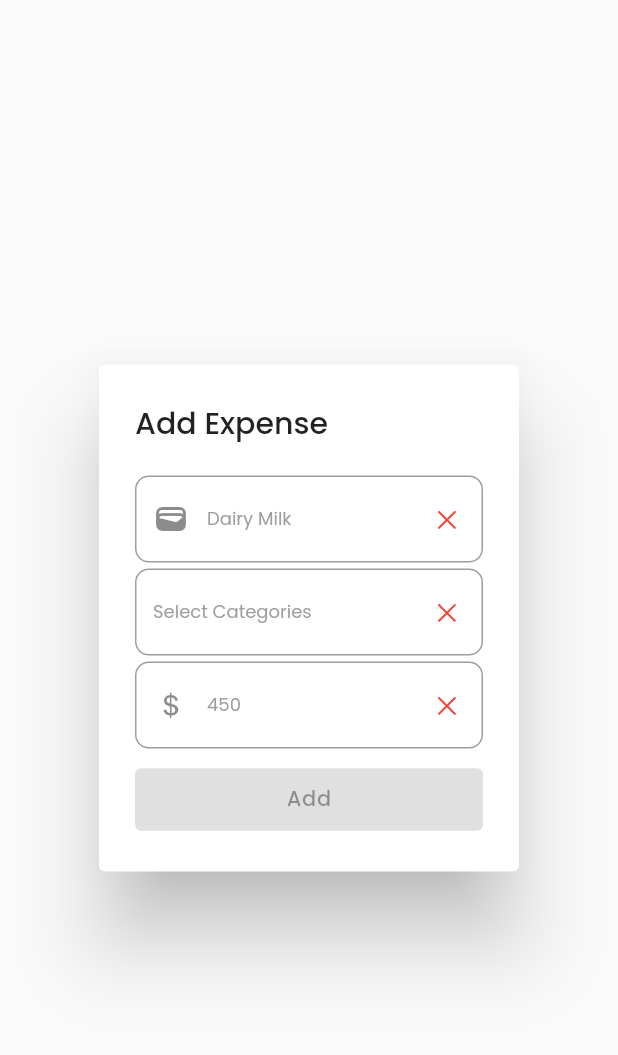
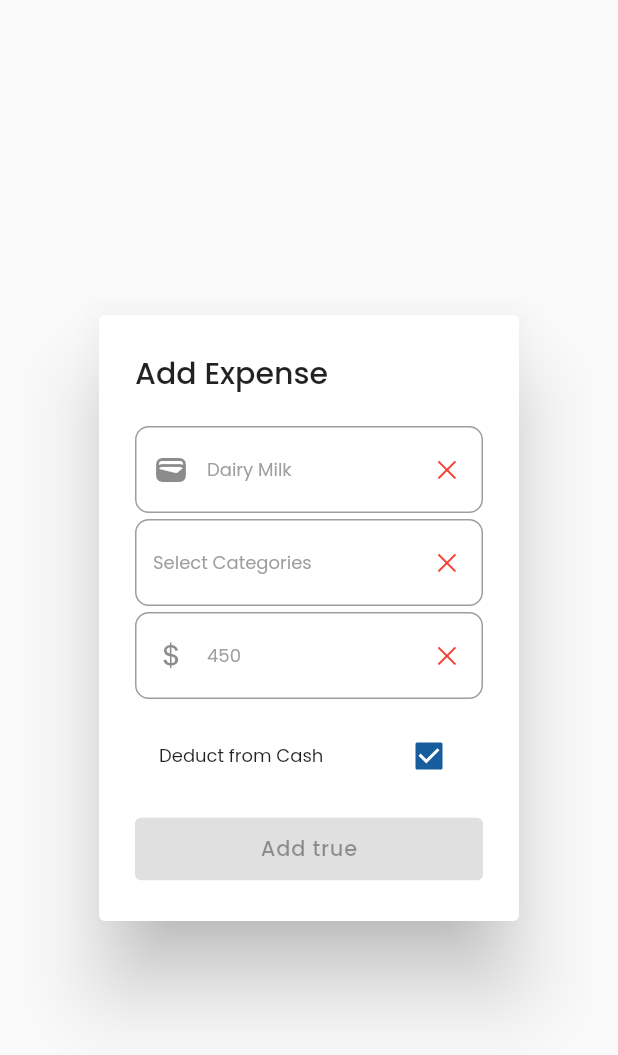
Before and after one commit to NabinGrz/ExpenseTracker, a Flutter app: the AddExpenseDialog widget shown alone on an empty page, opened directly, on a phone screen of 412 x 824 dp. Shown: the top 1055 px of the screen. Run offline on Flutter 3.47's test engine with Material 2 defaults, Android fonts, the phone set to English and light mode, and no system bars; our stand-ins replace cloud_firestore, device_preview, firebase_auth, firebase_core, fl_chart, flutter_bloc and 7 more; accounts and stored records are empty.

Commit message:
Added deduction options

```diff
--- a/lib/features/add_expense/bloc/add_expense_bloc.dart
+++ b/lib/features/add_expense/bloc/add_expense_bloc.dart
@@ -13,6 +13,10 @@ class AddExpenseBloc extends Bloc<AddExpenseEventMain, AddExpenseState> {
         expenseNameController: event.expenseNameController,
         amountController: event.amountController,
         expenseCategoryController: event.expenseCategoryController)));
+    on<FromBankEvent>((event, emit) => emit(FromBankState()));
+    on<FromCashEvent>((event, emit) => emit(FromCashState()));
+
+    add(FromCashEvent());
   }
   final _expenseNameController = BehaviorSubject<String>();
   Stream<String> get expenseNameStream => _expenseNameController.stream;
@@ -46,10 +50,20 @@ class AddExpenseBloc extends Bloc<AddExpenseEventMain, AddExpenseState> {
           return null;
         }
       });
+
+  final deductFromBank = StreamController<bool>.broadcast();
+  Stream<bool> watchDeductFromBank() => deductFromBank.stream;
+
+  updateDeductFromBank(bool val) {
+    deductFromBank.add(val);
+  }
+
+  bool isBank = false;
   // final _widgetListController = StreamController<List<String>>.broadcast();
   //**NOTE these two are same thing */
   // final _expenseNameListController =
   //     BehaviorSubject<List<TextEditingController>>();
+
   // final List<TextEditingController> _expenseNameList = [];
   // Stream<List<TextEditingController>> get expenseNameListStream =>
   //     _expenseNameListController.stream;
--- a/lib/features/add_expense/bloc/add_expense_event.dart
+++ b/lib/features/add_expense/bloc/add_expense_event.dart
@@ -11,6 +11,14 @@ class AddExpenseWidgetEvent extends AddExpenseEventMain {
       {this.expenseNameController,
       this.amountController,
       this.expenseCategoryController});
+}
+
+class FromBankEvent extends AddExpenseEventMain {
+  FromBankEvent();
+}
+
+class FromCashEvent extends AddExpenseEventMain {
+  FromCashEvent();
 }
 
 // class AddExpensePasswordUpdateEvent extends AddExpenseEventMain {
--- a/lib/features/add_expense/bloc/add_expense_state.dart
+++ b/lib/features/add_expense/bloc/add_expense_state.dart
@@ -16,3 +16,11 @@ class AddExpenseWidgetState extends AddExpenseState {
       this.amountController,
       this.expenseCategoryController});
 }
+
+class FromBankState extends AddExpenseState {
+  FromBankState();
+}
+
+class FromCashState extends AddExpenseState {
+  FromCashState();
+}
--- a/lib/features/dashboard/widgets/add_expense_dialog.dart
+++ b/lib/features/dashboard/widgets/add_expense_dialog.dart
@@ -11,6 +11,7 @@ import 'package:flutter_bloc/flutter_bloc.dart';
 
 import '../../../core/utils/clear_focus.dart';
 import '../../add_expense/bloc/add_expense_bloc.dart';
+import '../../add_expense/bloc/add_expense_event.dart';
 import '../../add_expense/bloc/add_expense_state.dart';
 
 class AddExpenseDialog extends StatelessWidget {
@@ -119,6 +120,34 @@ class AddExpenseDialog extends StatelessWidget {
                   },
                 ),
                 sizedBox(height: 10),
+                StreamBuilder(
+                    stream: addExpenseBloc
+                        .read<AddExpenseBloc>()
+                        .watchDeductFromBank(),
+                    builder: (context, snapshot) {
+                      bool value = snapshot.data ?? true;
+                      return CheckboxListTile(
+                        title: Text(
+                            value ? "Deduct from Cash" : "Deduct from Bank"),
+                        value: value,
+                        onChanged: (val) {
+                          addExpenseBloc
+                              .read<AddExpenseBloc>()
+                              .updateDeductFromBank(val!);
+                          // addExpenseBloc.read<AddExpenseBloc>().isBank = !val;
+                          if (val) {
+                            addExpenseBloc
+                                .read<AddExpenseBloc>()
+                                .add(FromCashEvent());
+                          } else {
+                            addExpenseBloc
+                                .read<AddExpenseBloc>()
+                                .add(FromBankEvent());
+                          }
+                        },
+                      );
+                    }),
+                sizedBox(height: 10),
                 StreamBuilder<ExpenseDataModel?>(
                     stream: addExpenseBloc.read<AddExpenseBloc>().expenseData,
                     builder: (addExpenseBloc, snapshot) {
@@ -166,21 +195,34 @@ class AddExpenseDialog extends StatelessWidget {
                                             docID: "KND5OKuW1fntgtIOyEvT");
                                     var amount =
                                         data?.data() as Map<String, dynamic>;
-                                    double cashAmount = amount['cash_amount'];
-                                    cashAmount;
+                                    double cashAmount = state is FromCashState
+                                        ? double.parse(
+                                            amount['cash_amount'].toString())
+                                        : double.parse(
+                                            amount['in_bank'].toString());
                                     var cash = FirebaseQueryHelper
                                         .firebaseFireStore
                                         .collection("total_cash")
                                         .doc("KND5OKuW1fntgtIOyEvT");
-                                    var newAmount = {
-                                      'cash_amount': cashAmount -
-                                          double.parse(amountController.text)
-                                    };
+                                    var newAmount = state is FromCashState
+                                        ? {
+                                            'cash_amount': cashAmount -
+                                                double.parse(
+                                                    amountController.text)
+                                          }
+                                        : {
+                                            'in_bank': cashAmount -
+                                                double.parse(
+                                                    amountController.text)
+                                          };
+
                                     Navigator.pop(context);
                                     await cash.update(newAmount);
                                   }
                                 },
-                          child: Text(isEdit ? "Update" : "Add"));
+                          child: Text(isEdit
+                              ? "Update"
+                              : "Add ${state is FromCashState}"));
                     })
               ],
             );
```
Also changed, not shown: lib/features/dashboard/screen/dashboard_screen.dart (+8 -3 lines), lib/global_widgets/expenses_list.dart (+8 -1 lines).
